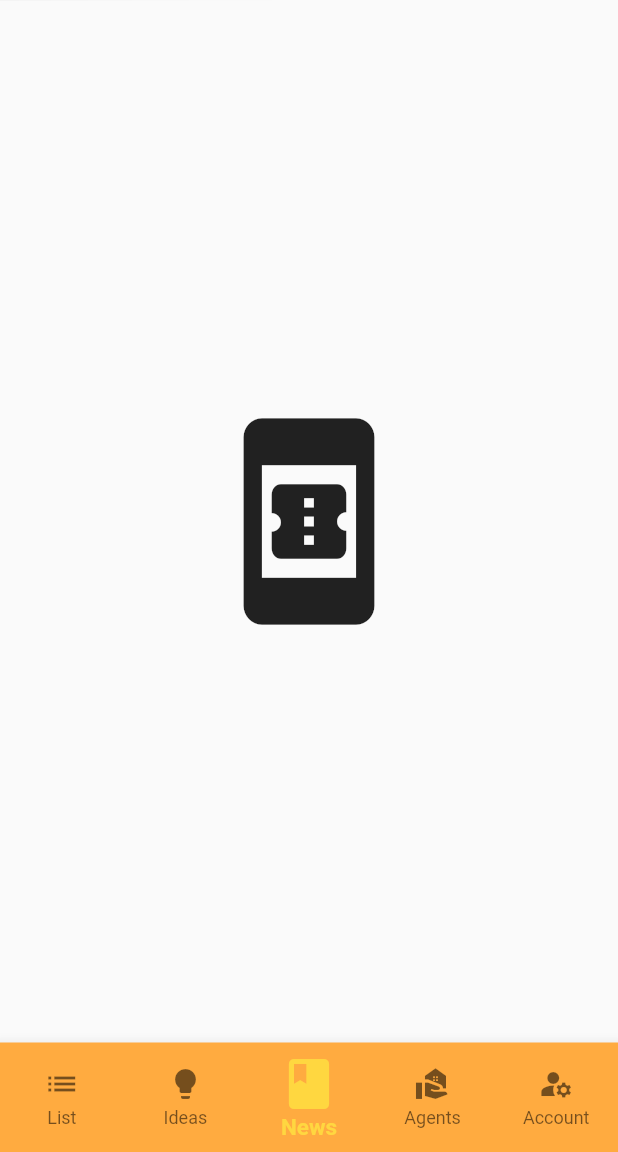
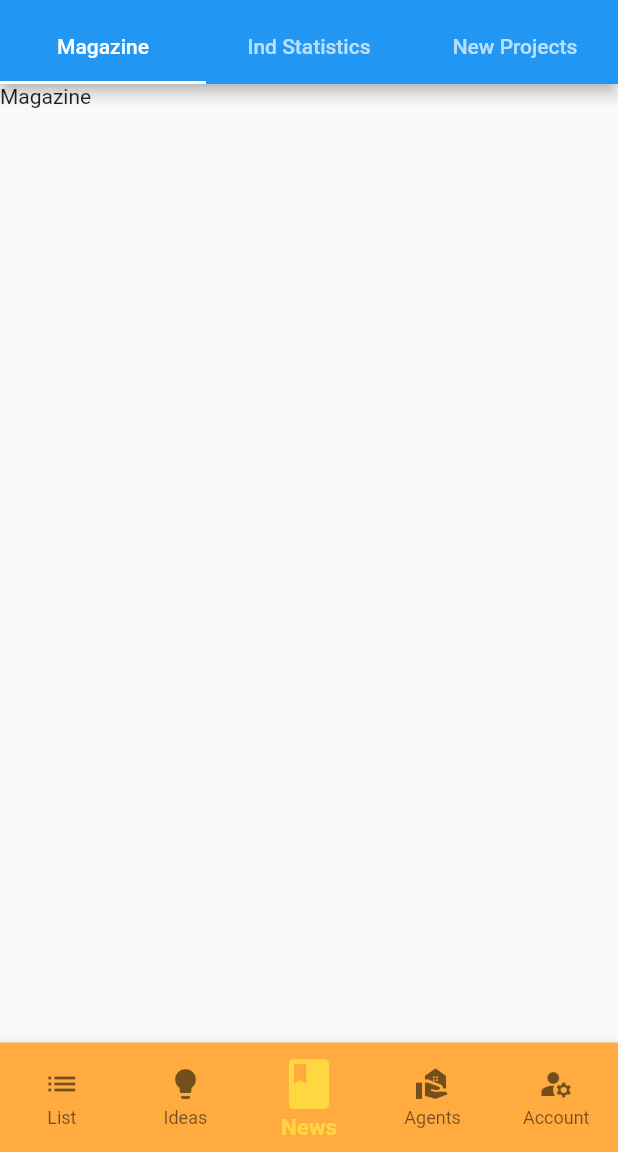
Before and after one commit to khoonie/poc1, a Flutter app: the HomeList screen opened directly with empty values, item 3 of the bottom bar chosen, on a phone screen of 412 x 824 dp, the part 84-1236 px from its top. Run offline on Flutter 3.47's test engine with Material 2 defaults, Android fonts, the light colour scheme and no system bars; our stand-ins replace cloud_firestore, easy_splash_screen, firebase_auth, firebase_core, firebase_database, flutter_form_builder and 2 more; accounts and stored records are empty; network calls fail.

Commit message:
Added Top Navigation Bar

```diff
--- a/lib/homelist.dart
+++ b/lib/homelist.dart
@@ -72,13 +72,117 @@ class _HomeListState extends State<HomeList> {
         )
       ],
     );
+
     final listApp = Container(
+        color: Colors.blueGrey,
         child: StreamBuilder<QuerySnapshot<Map<String, dynamic>>>(
             stream: repository.getStream(),
             builder: (context, snapshot) {
               if (!snapshot.hasData) return LinearProgressIndicator();
               return _buildList(context, snapshot.data!.docs);
             }));
+    final promoApp = Container(child: (Text('Best Sellers')));
+    final popularApp = Container(child: (Text('Popular')));
+    final listAppSelections = DefaultTabController(
+      length: 3,
+      child: Scaffold(
+        appBar: AppBar(
+          backgroundColor: Colors.orange,
+          flexibleSpace: Column(
+            mainAxisAlignment: MainAxisAlignment.end,
+            children: [
+              TabBar(
+                tabs: [
+                  Tab(text: 'Listing'),
+                  Tab(text: 'Promotions'),
+                  Tab(text: 'Popular'),
+                ],
+              )
+            ],
+          ),
+        ),
+        body: TabBarView(
+          children: [listApp, promoApp, popularApp],
+        ),
+      ),
+    );
+
+    final recommendApp = Container(child: (Text('Recommendations')));
+    final surveyApp = Container(child: (Text('Survey')));
+    final ideasAppSelections = DefaultTabController(
+      length: 2,
+      child: Scaffold(
+        appBar: AppBar(
+          flexibleSpace: Column(
+            mainAxisAlignment: MainAxisAlignment.end,
+            children: [
+              TabBar(
+                tabs: [
+                  Tab(text: 'Survey'),
+                  Tab(text: 'Recommendations'),
+                ],
+              )
+            ],
+          ),
+        ),
+        body: TabBarView(
+          children: [surveyApp, recommendApp],
+        ),
+      ),
+    );
+
+    final magazineApp = Container(child: (Text('Magazine')));
+    final statsApp = Container(child: (Text('Statistics')));
+    final newProjectsApp = Container(child: (Text('New Projects/Promo')));
+    final newsAppSelections = DefaultTabController(
+      length: 3,
+      child: Scaffold(
+        appBar: AppBar(
+          flexibleSpace: Column(
+            mainAxisAlignment: MainAxisAlignment.end,
+            children: [
+              TabBar(
+                tabs: [
+                  Tab(text: 'Magazine'),
+                  Tab(text: 'Ind Statistics'),
+                  Tab(text: 'New Projects'),
+                ],
+              )
+            ],
+          ),
+        ),
+        body: TabBarView(
+          children: [magazineApp, statsApp, newProjectsApp],
+        ),
+      ),
+    );
+
+    final scheduleApp = Container(child: (Text('Scheduler')));
+    final agentIntroApp = Container(child: (Text('Agent Intro and Promo')));
+    final agentChatApp = Container(child: (Text('Agent Chat')));
+    final agentsAppSelections = DefaultTabController(
+      length: 3,
+      child: Scaffold(
+        appBar: AppBar(
+          flexibleSpace: Column(
+            mainAxisAlignment: MainAxisAlignment.end,
+            children: [
+              TabBar(
+                tabs: [
+                  Tab(text: 'Schedules'),
+                  Tab(text: 'Agent YouTube'),
+                  Tab(text: 'Agent Chat'),
+                ],
+              )
+            ],
+          ),
+        ),
+        body: TabBarView(
+          children: [scheduleApp, agentIntroApp, agentChatApp],
+        ),
+      ),
+    );
+
     final accApp = Scaffold(
         backgroundColor: Colors.blueGrey,
         body: Center(
@@ -166,19 +270,10 @@ class _HomeListState extends State<HomeList> {
                 ))));
 
     final List<Widget> _pages = <Widget>[
-      listApp,
-      Icon(
-        Icons.lightbulb_outline,
-        size: 150,
-      ),
-      Icon(
-        Icons.book_online,
-        size: 150,
-      ),
-      Icon(
-        Icons.real_estate_agent,
-        size: 150,
-      ),
+      listAppSelections,
+      ideasAppSelections,
+      newsAppSelections,
+      agentsAppSelections,
       accApp
     ];
 
@@ -187,8 +282,10 @@ class _HomeListState extends State<HomeList> {
 //      appBar: AppBar(
 //        title: const Text('Living Co Listing'),
 //      ),
-      body: Center(
-        child: _pages.elementAt(_selectIndex),
+      body: IndexedStack(
+        //child: _pages.elementAt(_selectIndex),
+        index: _selectIndex,
+        children: _pages,
       ),
       bottomNavigationBar: BottomNavigationBar(
         type: BottomNavigationBarType.fixed,
```
